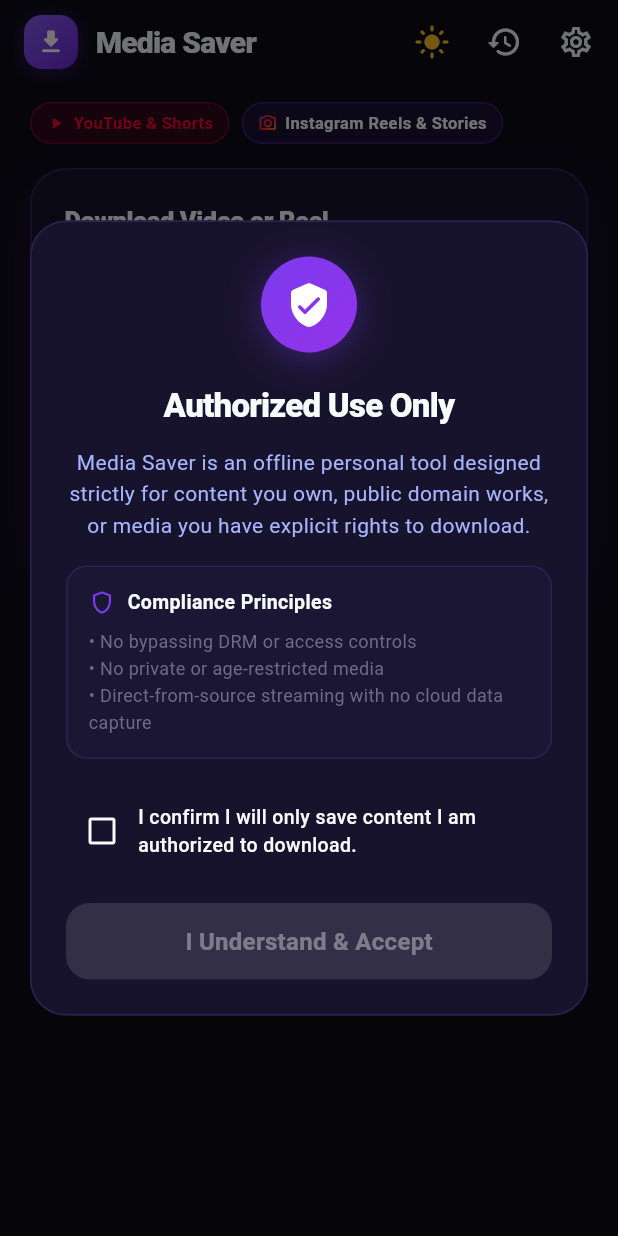
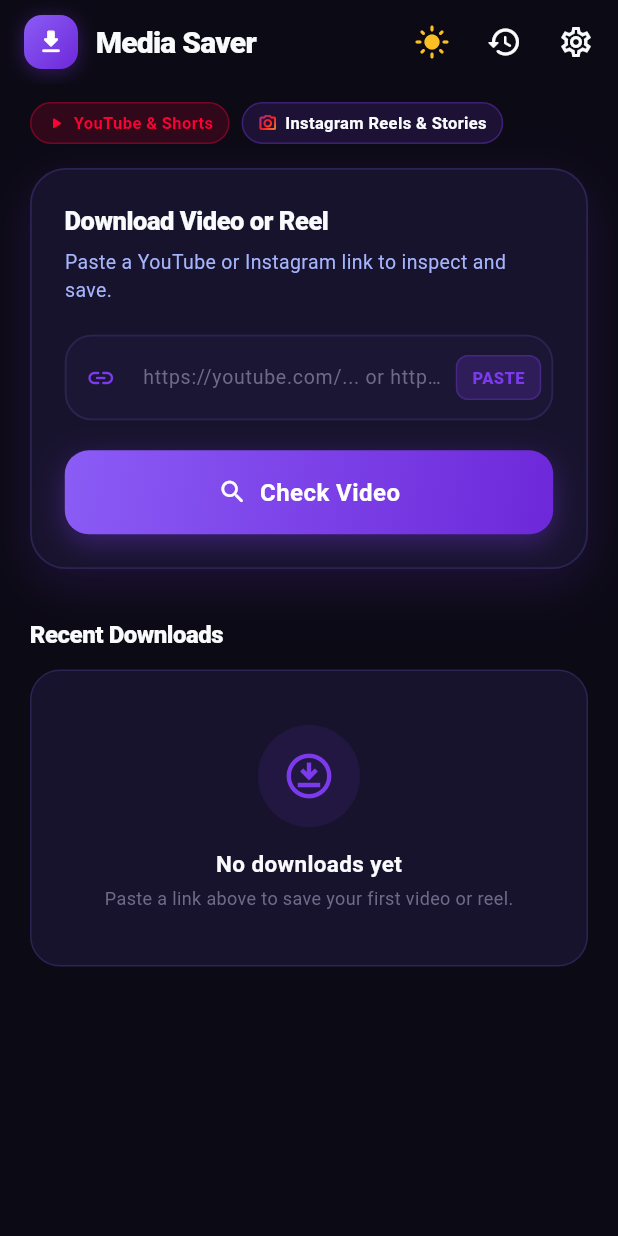
Before and after one commit to kachakaran6/videodownloader, a Flutter app: the screen it shows after launch, on a phone screen of 412 x 824 dp. Run offline on Flutter 3.47's test engine with Material 3 defaults, Android fonts, the phone set to English and light mode, and no system bars; our stand-ins replace cached_network_image, flutter_animate, flutter_riverpod, open_filex, share_plus, shared_preferences; missing offline and left inert: youtube_explode_dart.

Commit message:
refactor: remove authorized use policy and disclaimer barriers for direct downloads

```diff
--- a/lib/features/disclaimer/presentation/disclaimer_dialog.dart
+++ /dev/null
@@ -1,188 +0,0 @@
-import 'package:flutter/material.dart';
-import 'package:flutter_riverpod/flutter_riverpod.dart';
-import '../../../core/storage/preferences_service.dart';
-import '../../../core/theme/app_colors.dart';
-
-class DisclaimerDialog extends ConsumerStatefulWidget {
-  const DisclaimerDialog({super.key});
-
-  static Future<bool> showIfNeeded(BuildContext context, WidgetRef ref) async {
-    final prefs = ref.read(preferencesServiceProvider);
-    if (!prefs.hasAcceptedDisclaimer) {
-      final result = await showDialog<bool>(
-        context: context,
-        barrierDismissible: false,
-        builder: (context) => const DisclaimerDialog(),
-      );
-      return result ?? false;
-    }
-    return true;
-  }
-
-  @override
-  ConsumerState<DisclaimerDialog> createState() => _DisclaimerDialogState();
-}
-
-class _DisclaimerDialogState extends ConsumerState<DisclaimerDialog> {
-  bool _agreed = false;
-
-  @override
-  Widget build(BuildContext context) {
-    return Dialog(
-      backgroundColor: AppColors.card(context),
-      shape: RoundedRectangleBorder(
-        borderRadius: BorderRadius.circular(24),
-        side: BorderSide(color: AppColors.border(context)),
-      ),
-      insetPadding: const EdgeInsets.symmetric(horizontal: 20, vertical: 24),
-      child: Padding(
-        padding: const EdgeInsets.all(24),
-        child: Column(
-          mainAxisSize: MainAxisSize.min,
-          crossAxisAlignment: CrossAxisAlignment.stretch,
-          children: [
-            // Icon
-            Center(
-              child: Container(
-                width: 64,
-                height: 64,
-                decoration: BoxDecoration(
-                  gradient: AppColors.primaryGradient,
-                  shape: BoxShape.circle,
-                  boxShadow: [
-                    BoxShadow(
-                      color: AppColors.primary.withValues(alpha: 0.35),
-                      blurRadius: 18,
-                      offset: const Offset(0, 4),
-                    ),
-                  ],
-                ),
-                child: const Icon(
-                  Icons.verified_user_rounded,
-                  color: Colors.white,
-                  size: 32,
-                ),
-              ),
-            ),
-            const SizedBox(height: 20),
-
-            // Title
-            Text(
-              'Authorized Use Only',
-              textAlign: TextAlign.center,
-              style: TextStyle(
-                fontSize: 22,
-                fontWeight: FontWeight.w800,
-                letterSpacing: -0.5,
-                color: AppColors.textPrimary(context),
-              ),
-            ),
-            const SizedBox(height: 12),
-
-            // Description
-            Text(
-              'Media Saver is an offline personal tool designed strictly for content you own, public domain works, or media you have explicit rights to download.',
-              textAlign: TextAlign.center,
-              style: TextStyle(
-                fontSize: 14,
-                height: 1.5,
-                color: AppColors.textSecondary(context),
-              ),
-            ),
-            const SizedBox(height: 16),
-
-            // Policy note container
-            Container(
-              padding: const EdgeInsets.all(14),
-              decoration: BoxDecoration(
-                color: AppColors.surfaceElevated(context),
-                borderRadius: BorderRadius.circular(14),
-                border: Border.all(color: AppColors.border(context)),
-              ),
-              child: Column(
-                crossAxisAlignment: CrossAxisAlignment.start,
-                children: [
-                  Row(
-                    children: [
-                      const Icon(Icons.shield_outlined, size: 18, color: AppColors.primary),
-                      const SizedBox(width: 8),
-                      Text(
-                        'Compliance Principles',
-                        style: TextStyle(
-                          fontSize: 13,
-                          fontWeight: FontWeight.w700,
-                          color: AppColors.textPrimary(context),
-                        ),
-                      ),
-                    ],
-                  ),
-                  const SizedBox(height: 8),
-                  Text(
-                    '• No bypassing DRM or access controls\n• No private or age-restricted media\n• Direct-from-source streaming with no cloud data capture',
-                    style: TextStyle(
-                      fontSize: 12,
-                      height: 1.5,
-                      color: AppColors.textMuted(context),
-                    ),
-                  ),
-                ],
-              ),
-            ),
-            const SizedBox(height: 20),
-
-            // Agreement checkbox
-            InkWell(
-              borderRadius: BorderRadius.circular(12),
-              onTap: () {
-                setState(() {
-                  _agreed = !_agreed;
-                });
-              },
-              child: Padding(
-                padding: const EdgeInsets.symmetric(vertical: 4),
-                child: Row(
-                  children: [
-                    Checkbox(
-                      value: _agreed,
-                      onChanged: (val) {
-                        setState(() {
-                          _agreed = val ?? false;
-                        });
-                      },
-                    ),
-                    Expanded(
-                      child: Text(
-                        'I confirm I will only save content I am authorized to download.',
-                        style: TextStyle(
-                          fontSize: 13,
-                          fontWeight: FontWeight.w500,
-                          color: AppColors.textPrimary(context),
-                        ),
-                      ),
-                    ),
-                  ],
-                ),
-              ),
-            ),
-            const SizedBox(height: 20),
-
-            // Accept button
-            ElevatedButton(
-              onPressed: _agreed
-                  ? () async {
-                      await ref
-                          .read(preferencesServiceProvider)
-                          .setAcceptedDisclaimer(true);
-                      if (context.mounted) {
-                        Navigator.of(context).pop(true);
-                      }
-                    }
-                  : null,
-              child: const Text('I Understand & Accept'),
-            ),
-          ],
-        ),
-      ),
-    );
-  }
-}
--- a/lib/features/inspect/presentation/home_screen.dart
+++ b/lib/features/inspect/presentation/home_screen.dart
@@ -8,7 +8,6 @@
 import 'video_details_sheet.dart';
 import '../../history/presentation/history_screen.dart';
 import '../../settings/presentation/settings_screen.dart';
-import '../../disclaimer/presentation/disclaimer_dialog.dart';
 import '../../downloads/presentation/download_controller.dart';
 import '../../downloads/presentation/download_detail_screen.dart';
 import '../../../core/storage/history_repository.dart';
@@ -34,10 +33,6 @@
   @override
   void initState() {
     super.initState();
-    // Show disclaimer on first launch
-    WidgetsBinding.instance.addPostFrameCallback((_) {
-      DisclaimerDialog.showIfNeeded(context, ref);
-    });
   }
 
   @override
```
Also changed, not shown: lib/features/inspect/presentation/video_details_sheet.dart (+13 -55 lines), lib/features/settings/presentation/settings_screen.dart (+2 -33 lines), 1 other file.
